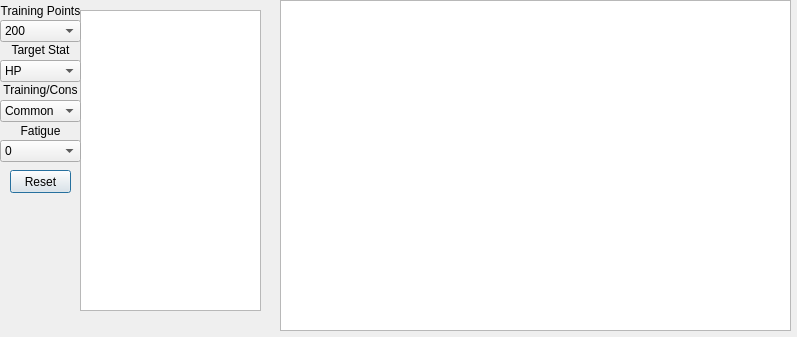
First picture: the form in _internal/pss-ttt-crewtrainer.ui, repository arraken/pss-ttt, before the edit.
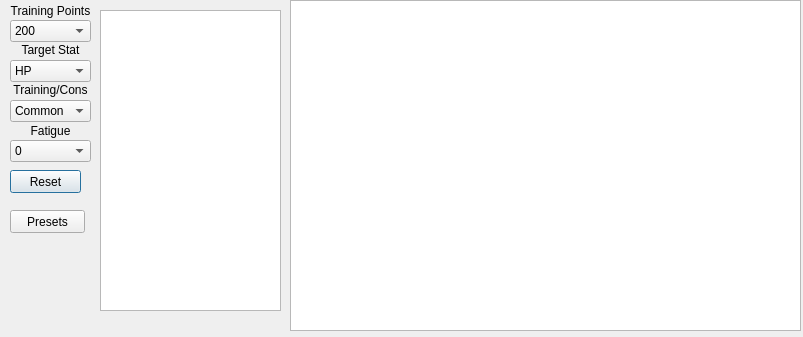
Second picture: the form after the edit.

Patch:
```diff
--- a/_internal/pss-ttt-crewtrainer.ui
+++ b/_internal/pss-ttt-crewtrainer.ui
@@ -6,7 +6,7 @@
    <rect>
     <x>0</x>
     <y>0</y>
-    <width>797</width>
+    <width>803</width>
     <height>337</height>
    </rect>
   </property>
@@ -16,7 +16,7 @@
   <widget class="QTableView" name="crewStatTable">
    <property name="geometry">
     <rect>
-     <x>80</x>
+     <x>100</x>
      <y>10</y>
      <width>181</width>
      <height>301</height>
@@ -29,7 +29,7 @@
   <widget class="QComboBox" name="trainingPointsBox">
    <property name="geometry">
     <rect>
-     <x>0</x>
+     <x>10</x>
      <y>20</y>
      <width>81</width>
      <height>22</height>
@@ -79,7 +79,7 @@
   <widget class="QComboBox" name="trainingStatBox">
    <property name="geometry">
     <rect>
-     <x>0</x>
+     <x>10</x>
      <y>60</y>
      <width>81</width>
      <height>22</height>
@@ -134,7 +134,7 @@
   <widget class="QComboBox" name="trainingLevelBox">
    <property name="geometry">
     <rect>
-     <x>0</x>
+     <x>10</x>
      <y>100</y>
      <width>81</width>
      <height>22</height>
@@ -194,7 +194,7 @@
   <widget class="QComboBox" name="fatigueBox">
    <property name="geometry">
     <rect>
-     <x>0</x>
+     <x>10</x>
      <y>140</y>
      <width>81</width>
      <height>22</height>
@@ -224,7 +224,7 @@
   <widget class="QLabel" name="label">
    <property name="geometry">
     <rect>
-     <x>0</x>
+     <x>10</x>
      <y>0</y>
      <width>81</width>
      <height>21</height>
@@ -240,7 +240,7 @@
   <widget class="QLabel" name="label_2">
    <property name="geometry">
     <rect>
-     <x>0</x>
+     <x>10</x>
      <y>40</y>
      <width>81</width>
      <height>20</height>
@@ -256,7 +256,7 @@
   <widget class="QLabel" name="label_3">
    <property name="geometry">
     <rect>
-     <x>0</x>
+     <x>10</x>
      <y>80</y>
      <width>81</width>
      <height>20</height>
@@ -272,7 +272,7 @@
   <widget class="QLabel" name="label_4">
    <property name="geometry">
     <rect>
-     <x>0</x>
+     <x>10</x>
      <y>120</y>
      <width>81</width>
      <height>21</height>
@@ -290,7 +290,7 @@
     <rect>
      <x>10</x>
      <y>170</y>
-     <width>61</width>
+     <width>71</width>
      <height>23</height>
     </rect>
    </property>
@@ -301,13 +301,26 @@
   <widget class="QTableView" name="trainingChartTable">
    <property name="geometry">
     <rect>
-     <x>280</x>
+     <x>290</x>
      <y>0</y>
      <width>511</width>
      <height>331</height>
     </rect>
    </property>
   </widget>
+  <widget class="QPushButton" name="openPresetsButton">
+   <property name="geometry">
+    <rect>
+     <x>10</x>
+     <y>210</y>
+     <width>75</width>
+     <height>23</height>
+    </rect>
+   </property>
+   <property name="text">
+    <string>Presets</string>
+   </property>
+  </widget>
  </widget>
  <resources/>
  <connections/>
```
